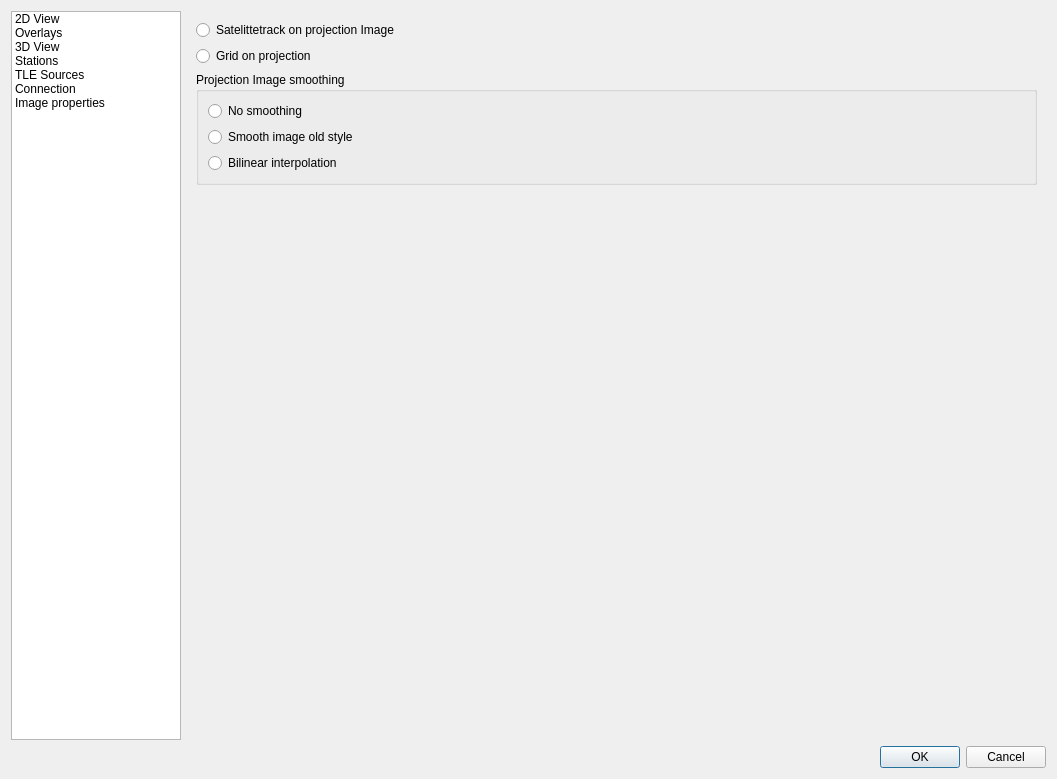
Before: the Qt Designer form core/dialogpreferences.ui in hvanruys/EUMETCastView, drawn with Qt 5.
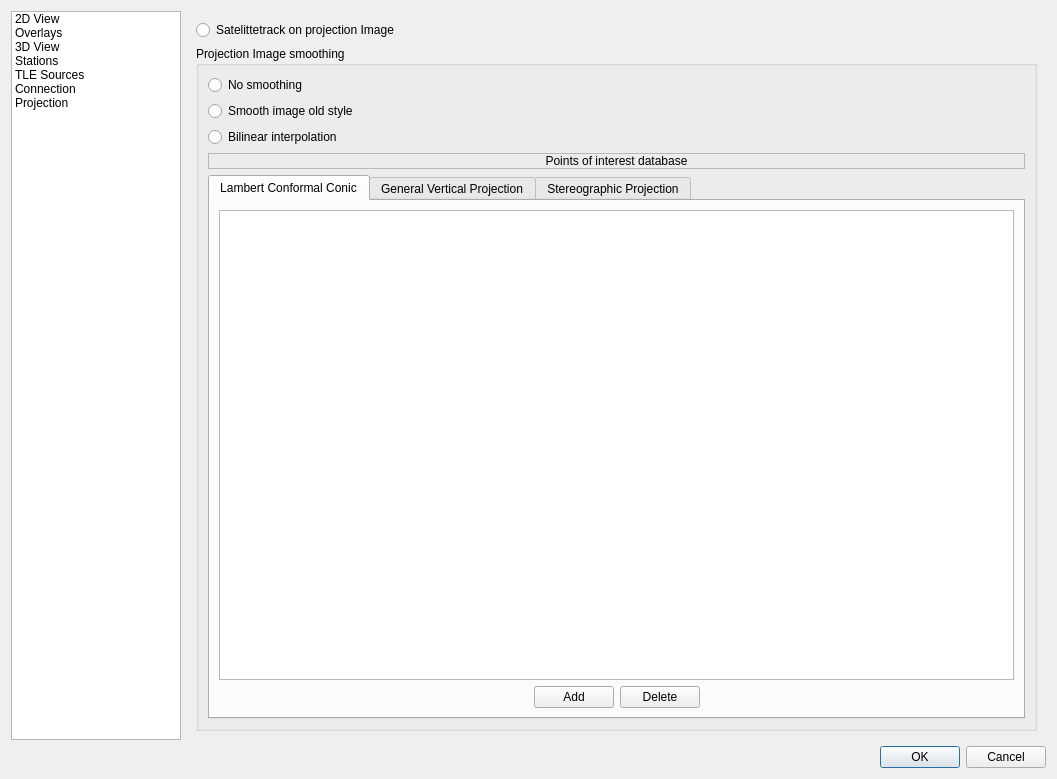
After: the same form once the commit is applied. Icons and pictures are not drawn.

Commit message: Added Point of interest database.

Patch:
```diff
--- a/core/dialogpreferences.ui
+++ b/core/dialogpreferences.ui
@@ -18,6 +18,12 @@
     <layout class="QHBoxLayout" name="horizontalLayout">
      <item>
       <widget class="QListWidget" name="listWidget">
+       <property name="sizePolicy">
+        <sizepolicy hsizetype="Expanding" vsizetype="Expanding">
+         <horstretch>1</horstretch>
+         <verstretch>0</verstretch>
+        </sizepolicy>
+       </property>
        <property name="maximumSize">
         <size>
          <width>170</width>
@@ -95,7 +101,7 @@
        </item>
        <item>
         <property name="text">
-         <string>Image properties</string>
+         <string>Projection</string>
         </property>
         <property name="icon">
          <iconset resource="EUMETCastView.qrc">
@@ -1271,16 +1277,6 @@
            </property>
           </widget>
          </item>
-         <item>
-          <widget class="QRadioButton" name="rbGridOnProjection">
-           <property name="text">
-            <string>Grid on projection</string>
-           </property>
-           <property name="autoExclusive">
-            <bool>false</bool>
-           </property>
-          </widget>
-         </item>
          <item>
           <widget class="QGroupBox" name="groupBox">
            <property name="title">
@@ -1319,24 +1315,202 @@
                 </property>
                </widget>
               </item>
+              <item>
+               <widget class="QLabel" name="label_5">
+                <property name="frameShape">
+                 <enum>QFrame::StyledPanel</enum>
+                </property>
+                <property name="frameShadow">
+                 <enum>QFrame::Raised</enum>
+                </property>
+                <property name="lineWidth">
+                 <number>4</number>
+                </property>
+                <property name="midLineWidth">
+                 <number>2</number>
+                </property>
+                <property name="text">
+                 <string>Points of interest database</string>
+                </property>
+                <property name="alignment">
+                 <set>Qt::AlignCenter</set>
+                </property>
+               </widget>
+              </item>
+              <item>
+               <widget class="QTabWidget" name="tabWidget">
+                <property name="currentIndex">
+                 <number>0</number>
+                </property>
+                <widget class="QWidget" name="tabPOILCC">
+                 <attribute name="title">
+                  <string>Lambert Conformal Conic</string>
+                 </attribute>
+                 <layout class="QVBoxLayout" name="verticalLayout_11">
+                  <item>
+                   <widget class="QTableView" name="tbvPOILCC"/>
+                  </item>
+                  <item>
+                   <layout class="QHBoxLayout" name="horizontalLayout_4">
+                    <item>
+                     <spacer name="horizontalSpacer_5">
+                      <property name="orientation">
+                       <enum>Qt::Horizontal</enum>
+                      </property>
+                      <property name="sizeHint" stdset="0">
+                       <size>
+                        <width>40</width>
+                        <height>20</height>
+                       </size>
+                      </property>
+                     </spacer>
+                    </item>
+                    <item>
+                     <widget class="QPushButton" name="btnAddPOILCC">
+                      <property name="text">
+                       <string>Add</string>
+                      </property>
+                     </widget>
+                    </item>
+                    <item>
+                     <widget class="QPushButton" name="btnDeletePOILCC">
+                      <property name="text">
+                       <string>Delete</string>
+                      </property>
+                     </widget>
+                    </item>
+                    <item>
+                     <spacer name="horizontalSpacer_6">
+                      <property name="orientation">
+                       <enum>Qt::Horizontal</enum>
+                      </property>
+                      <property name="sizeHint" stdset="0">
+                       <size>
+                        <width>40</width>
+                        <height>20</height>
+                       </size>
+                      </property>
+                     </spacer>
+                    </item>
+                   </layout>
+                  </item>
+                 </layout>
+                </widget>
+                <widget class="QWidget" name="tabPOIGVP">
+                 <attribute name="title">
+                  <string>General Vertical Projection</string>
+                 </attribute>
+                 <layout class="QVBoxLayout" name="verticalLayout_12">
+                  <item>
+                   <widget class="QTableView" name="tbvPOIGVP"/>
+                  </item>
+                  <item>
+                   <layout class="QHBoxLayout" name="horizontalLayout_13">
+                    <item>
+                     <spacer name="horizontalSpacer_7">
+                      <property name="orientation">
+                       <enum>Qt::Horizontal</enum>
+                      </property>
+                      <property name="sizeHint" stdset="0">
+                       <size>
+                        <width>40</width>
+                        <height>20</height>
+                       </size>
+                      </property>
+                     </spacer>
+                    </item>
+                    <item>
+                     <widget class="QPushButton" name="btnAddPOIGVP">
+                      <property name="text">
+                       <string>Add</string>
+                      </property>
+                     </widget>
+                    </item>
+                    <item>
+                     <widget class="QPushButton" name="btnDeletePOIGVP">
+                      <property name="text">
+                       <string>Delete</string>
+                      </property>
+                     </widget>
+                    </item>
+                    <item>
+                     <spacer name="horizontalSpacer_8">
+                      <property name="orientation">
+                       <enum>Qt::Horizontal</enum>
+                      </property>
+                      <property name="sizeHint" stdset="0">
+                       <size>
+                        <width>40</width>
+                        <height>20</height>
+                       </size>
+                      </property>
+                     </spacer>
+                    </item>
+                   </layout>
+                  </item>
+                 </layout>
+                </widget>
+                <widget class="QWidget" name="tabPOISG">
+                 <attribute name="title">
+                  <string>Stereographic Projection</string>
+                 </attribute>
+                 <layout class="QVBoxLayout" name="verticalLayout_13">
+                  <item>
+                   <widget class="QTableView" name="tbvPOISG"/>
+                  </item>
+                  <item>
+                   <layout class="QHBoxLayout" name="horizontalLayout_14">
+                    <item>
+                     <spacer name="horizontalSpacer_9">
+                      <property name="orientation">
+                       <enum>Qt::Horizontal</enum>
+                      </property>
+                      <property name="sizeHint" stdset="0">
+                       <size>
+                        <width>40</width>
+                        <height>20</height>
+                       </size>
+                      </property>
+                     </spacer>
+                    </item>
+                    <item>
+                     <widget class="QPushButton" name="btnAddPOISG">
+                      <property name="text">
+                       <string>Add</string>
+                      </property>
+                     </widget>
+                    </item>
+                    <item>
+                     <widget class="QPushButton" name="btnDeletePOISG">
+                      <property name="text">
+                       <string>Delete</string>
+                      </property>
+                     </widget>
+                    </item>
+                    <item>
+                     <spacer name="horizontalSpacer_10">
+                      <property name="orientation">
+                       <enum>Qt::Horizontal</enum>
+                      </property>
+                      <property name="sizeHint" stdset="0">
+                       <size>
+                        <width>40</width>
+                        <height>20</height>
+                       </size>
+                      </property>
+                     </spacer>
+                    </item>
+                   </layout>
+                  </item>
+                 </layout>
+                </widget>
+               </widget>
+              </item>
              </layout>
             </item>
            </layout>
           </widget>
          </item>
-         <item>
-          <spacer name="verticalSpacer_4">
-           <property name="orientation">
-            <enum>Qt::Vertical</enum>
-           </property>
-           <property name="sizeHint" stdset="0">
-            <size>
-             <width>20</width>
-             <height>40</height>
-            </size>
-           </property>
-          </spacer>
-         </item>
         </layout>
        </widget>
       </widget>
```
The commit also changes 22 other files.
